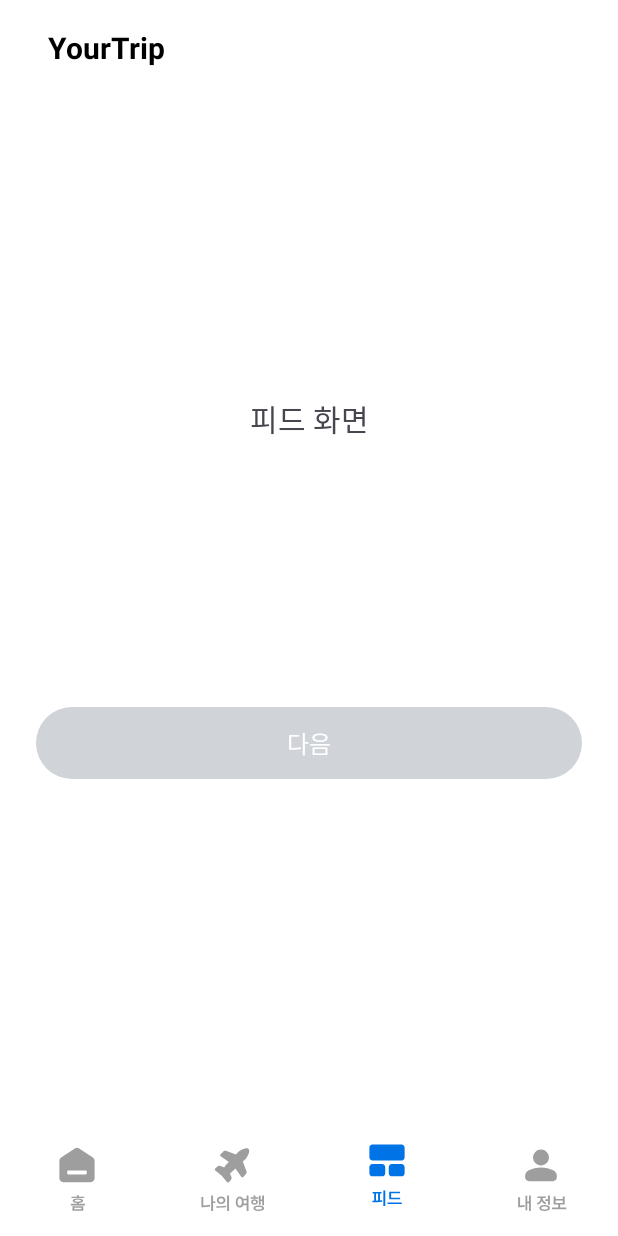
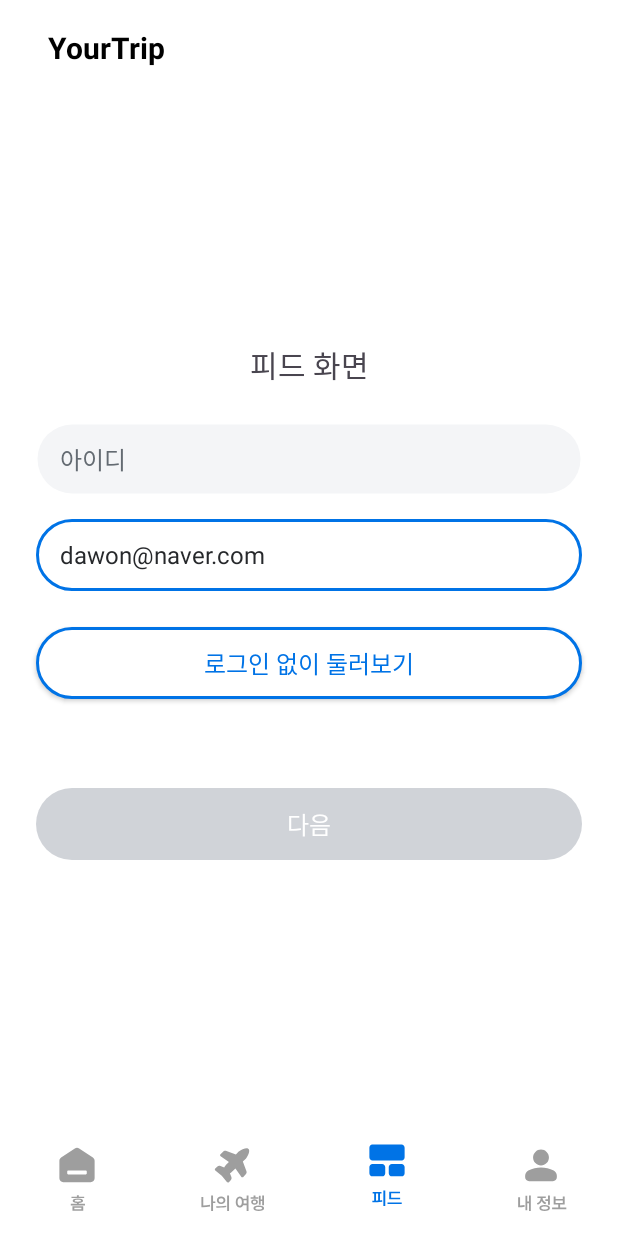
Before and after one commit to Kookmin-MoP-Yourtrip/YOURTRIP_FE, an Android app: the screen it shows after launch (MainActivity), item 3 of the bottom bar chosen, on a phone screen of 412 x 824 dp. Run offline under Robolectric (Android 15) with nearby library versions, the phone set to English and light mode, and no system bars.

Commit message:
공통 버튼, 입력창과 공통 색상 작업 완료

```diff
--- a/app/src/main/java/com/example/yourtrip/feed/FeedFragment.java
+++ b/app/src/main/java/com/example/yourtrip/feed/FeedFragment.java
@@ -1,13 +1,18 @@
 package com.example.yourtrip.feed;
 
+import android.content.res.ColorStateList;
 import android.os.Bundle;
+import android.text.Editable;
+import android.text.TextWatcher;
 import android.view.LayoutInflater;
 import android.view.View;
 import android.view.ViewGroup;
 import android.widget.Button;
+import android.widget.EditText;
 
 import androidx.annotation.NonNull;
 import androidx.annotation.Nullable;
+import androidx.core.content.ContextCompat;
 import androidx.fragment.app.Fragment;
 
 import com.example.yourtrip.R;
@@ -22,6 +27,7 @@ public class FeedFragment extends Fragment {
         View view = inflater.inflate(R.layout.fragment_feed, container, false);
 
         Button btnNext = view.findViewById(R.id.btnNext);
+        EditText editDynamic = view.findViewById(R.id.editDynamic);
 
         btnNext.setEnabled(false); // 기본 비활성
 
@@ -30,6 +36,10 @@ public class FeedFragment extends Fragment {
             btnNext.setEnabled(true);
         }, 3000);
 
+
+
+
+
         return view;
     }
 }
--- /dev/null
+++ b/app/src/main/res/drawable/bg_box_border.xml
@@ -0,0 +1,15 @@
+<?xml version="1.0" encoding="utf-8"?>
+<shape xmlns:android="http://schemas.android.com/apk/res/android"
+    android:shape="rectangle">
+
+    <!-- 둥근 모서리 -->
+    <corners android:radius="50dp" />
+
+    <!-- 배경색 (흰색) -->
+    <solid android:color="@android:color/white" />
+
+    <!-- 파란색 테두리 -->
+    <stroke
+        android:width="2dp"
+        android:color="@color/blue_main" />
+</shape>
--- /dev/null
+++ b/app/src/main/res/drawable/bg_box_round.xml
@@ -0,0 +1,16 @@
+<?xml version="1.0" encoding="utf-8"?>
+<shape xmlns:android="http://schemas.android.com/apk/res/android"
+    android:shape="rectangle">
+
+    <!-- 둥근 모서리 -->
+    <corners android:radius="50dp" />
+
+    <!-- 색상은 나중에 style에서 tint로 덮어쓰기 -->
+    <solid android:color="@android:color/white" />
+
+    <!-- 선택적으로 외곽선 추가 (기본은 없음) -->
+    <stroke
+        android:width="2dp"
+        android:color="@android:color/transparent" />
+
+</shape>
--- a/app/src/main/res/drawable/bg_btn_active.xml
+++ b/app/src/main/res/drawable/bg_btn_active.xml
@@ -3,7 +3,7 @@
     android:shape="rectangle">
     <corners android:radius="50dp" />
     <gradient
-        android:startColor="#63B3FF"
-        android:endColor="#007BFF"
+        android:startColor="@color/blue_gradient_start"
+        android:endColor="@color/blue_gradient_end"
         android:angle="0" />
 </shape>
--- a/app/src/main/res/layout/fragment_feed.xml
+++ b/app/src/main/res/layout/fragment_feed.xml
@@ -4,8 +4,11 @@
     xmlns:app="http://schemas.android.com/apk/res-auto"
     android:layout_width="match_parent"
     android:layout_height="match_parent"
-    android:background="#FFFFFF">
+    android:background="#FFFFFF"
 
+    android:fitsSystemWindows="true"
+    android:paddingTop="?attr/actionBarSize"
+    android:paddingBottom="?attr/actionBarSize"> <!-- ✅ 상단바 + 하단바 높이만큼 자동 여백 확보 -->
     <!-- 피드 텍스트 -->
     <TextView
         android:id="@+id/tvFeed"
@@ -16,21 +19,60 @@
         app:layout_constraintTop_toTopOf="parent"
         app:layout_constraintStart_toStartOf="parent"
         app:layout_constraintEnd_toEndOf="parent"
-        android:layout_marginTop="200dp"/>
+        android:layout_marginTop="100dp"/>
 
-    <!-- 공통 버튼 -->
-    <android.widget.Button
-        android:id="@+id/btnNext"
-        style="@style/CommonButtonStyle"
-        android:text="다음"
+    <!-- ✅ (1) 입력 전 - 회색 배경 -->
+    <!-- ✅ (2) 입력 후 - 값이 들어간 상태로 변경될것 -->
+    <EditText
+        android:id="@+id/editDynamic"
+        style="@style/RoundedEditText.Default"
 
-        android:layout_marginHorizontal="24dp"
-        android:layout_marginBottom="48dp"
+        android:hint="아이디"
 
         app:layout_constraintTop_toBottomOf="@id/tvFeed"
         app:layout_constraintStart_toStartOf="parent"
         app:layout_constraintEnd_toEndOf="parent"
-        app:layout_constraintBottom_toBottomOf="parent"/>
+        android:layout_marginHorizontal="24dp"
+        android:layout_marginTop="24dp" />
 
+    <!-- ✅ (2) 파란 테두리 입력창 (예: 이메일 표시용) -->
+    <EditText
+        android:id="@+id/tvBorder"
+        style="@style/RoundedTextBox.OutlineBlue"
+
+        android:text="dawon@naver.com"
+
+        app:layout_constraintTop_toBottomOf="@id/editDynamic"
+        app:layout_constraintStart_toStartOf="parent"
+        app:layout_constraintEnd_toEndOf="parent"
+        android:layout_marginHorizontal="24dp"
+        android:layout_marginTop="16dp" />
+
+    <!-- ✅ (3) 파란 테두리 버튼 -->
+    <android.widget.Button
+        android:id="@+id/btnOutline"
+        style="@style/RoundedButton.OutlineBlue"
+
+        android:text="로그인 없이 둘러보기"
+
+        app:layout_constraintTop_toBottomOf="@id/tvBorder"
+        app:layout_constraintStart_toStartOf="parent"
+        app:layout_constraintEnd_toEndOf="parent"
+        android:layout_marginHorizontal="24dp"
+        android:layout_marginTop="24dp" />
+
+    <!--  공통 그라데이션 버튼 -->
+    <android.widget.Button
+        android:id="@+id/btnNext"
+        style="@style/ChangeButtonStyle"
+
+        android:text="다음"
+
+        app:layout_constraintTop_toBottomOf="@id/btnOutline"
+        app:layout_constraintStart_toStartOf="parent"
+        app:layout_constraintEnd_toEndOf="parent"
+        app:layout_constraintBottom_toBottomOf="parent"
+        android:layout_marginHorizontal="24dp"
+        android:layout_marginBottom="48dp"/>
 
 </androidx.constraintlayout.widget.ConstraintLayout>
--- a/app/src/main/res/values/colors.xml
+++ b/app/src/main/res/values/colors.xml
@@ -5,4 +5,18 @@
     <color name="red">#FF0000</color>
     <color name="green">#00FF00</color>
     <color name="blue">#0000FF</color>
+
+    <!-- 🩶 기본 회색 계열 -->
+    <color name="gray_150">#F4F5F7</color>  <!-- 연회색 배경 -->
+    <color name="gray_550">#646B72</color>  <!-- 힌트용 회색 텍스트 -->
+
+    <!-- ⚫️ 텍스트 컬러 -->
+    <color name="gray_700">#26282B</color>
+
+    <!-- 🔵 파란색 계열 -->
+    <color name="blue_main">#0073E6</color>  <!-- 버튼/테두리 파랑 -->
+    <color name="blue_gradient_start">#7FDDFF</color>
+    <color name="blue_gradient_end">#0073E6</color>
+
+
 </resources>
--- a/app/src/main/res/values/styles.xml
+++ b/app/src/main/res/values/styles.xml
@@ -5,17 +5,61 @@
         <item name="android:alpha">0</item>
     </style>
 
-    <style name="CommonButtonStyle">
+    <!-- 공통 둥근 틀 -->
+    <style name="BaseRoundedBox" >
         <item name="android:layout_width">match_parent</item>
         <item name="android:layout_height">48dp</item>
-        <item name="android:background">@drawable/bg_common_btn</item>
+
+        <item name="android:background">@drawable/bg_box_round</item>
         <item name="android:backgroundTint">@null</item>
         <item name="android:backgroundTintMode">src_over</item>
+
+        <item name="android:textColor">@color/black</item>
+        <item name="android:textSize">16sp</item>
+    </style>
+
+    <!-- ▶️ 그라데이션 버튼 용-->
+    <style name="ChangeButtonStyle" parent="BaseRoundedBox">
+        <item name="android:background">@drawable/bg_btn_change</item>
         <item name="android:textColor">@android:color/white</item>
-        <item name="android:textSize">16sp</item>
         <item name="android:gravity">center</item>
         <item name="android:clickable">true</item>
     </style>
 
+    <!-- 🔲 1. 파란색 테두리 버튼 용 -->
+    <style name="RoundedButton.OutlineBlue" parent="BaseRoundedBox">
+        <item name="android:background">@drawable/bg_box_border</item>
+        <item name="android:textColor">@color/blue_main</item>
+        <item name="android:gravity">center</item>
+        <item name="android:clickable">true</item>
+    </style>
+
+    <!-- 🔲 2. 파란색 테두리 텍스트용 -->
+    <style name="RoundedTextBox.OutlineBlue" parent="BaseRoundedBox">
+        <item name="android:background">@drawable/bg_box_border</item>
+        <item name="android:textColor">#26282B</item>
+        <item name="android:paddingStart">16dp</item>
+        <item name="android:paddingEnd">16dp</item>
+    </style>
+
+
+    <!-- ✅ 1. 입력 전 텍스트 박스 (hint 보임, 연한 회색 배경) -->
+    <style name="RoundedEditText.Default" parent="BaseRoundedBox">
+        <item name="android:backgroundTint">@color/gray_150</item>
+        <item name="android:textColorHint">@color/gray_550</item> <!-- 연한 회색 -->
+        <item name="android:textColor">@color/gray_700</item>
+        <item name="android:paddingStart">16dp</item> <!-- ✅ 여백 추가 -->
+        <item name="android:paddingEnd">16dp</item>
+    </style>
+
+
+    <!-- ✅ 2. 입력 된 텍스트 박스 (텍스트만 있고, 배경 동일 or 약간 강조) -->
+    <style name="RoundedEditText.Filled" parent="BaseRoundedBox">
+        <item name="android:backgroundTint">@color/gray_150</item>
+        <item name="android:textColorHint">@color/gray_550</item> <!-- 연한 회색 -->
+        <item name="android:textColor">@color/gray_700</item>
+        <item name="android:paddingStart">16dp</item> <!-- ✅ 여백 추가 -->
+        <item name="android:paddingEnd">16dp</item>
+    </style>
 
 </resources>
```
Also changed, not shown: app/src/main/res/drawable/bg_btn_change.xml (renamed from app/src/main/res/drawable/bg_common_btn.xml).
